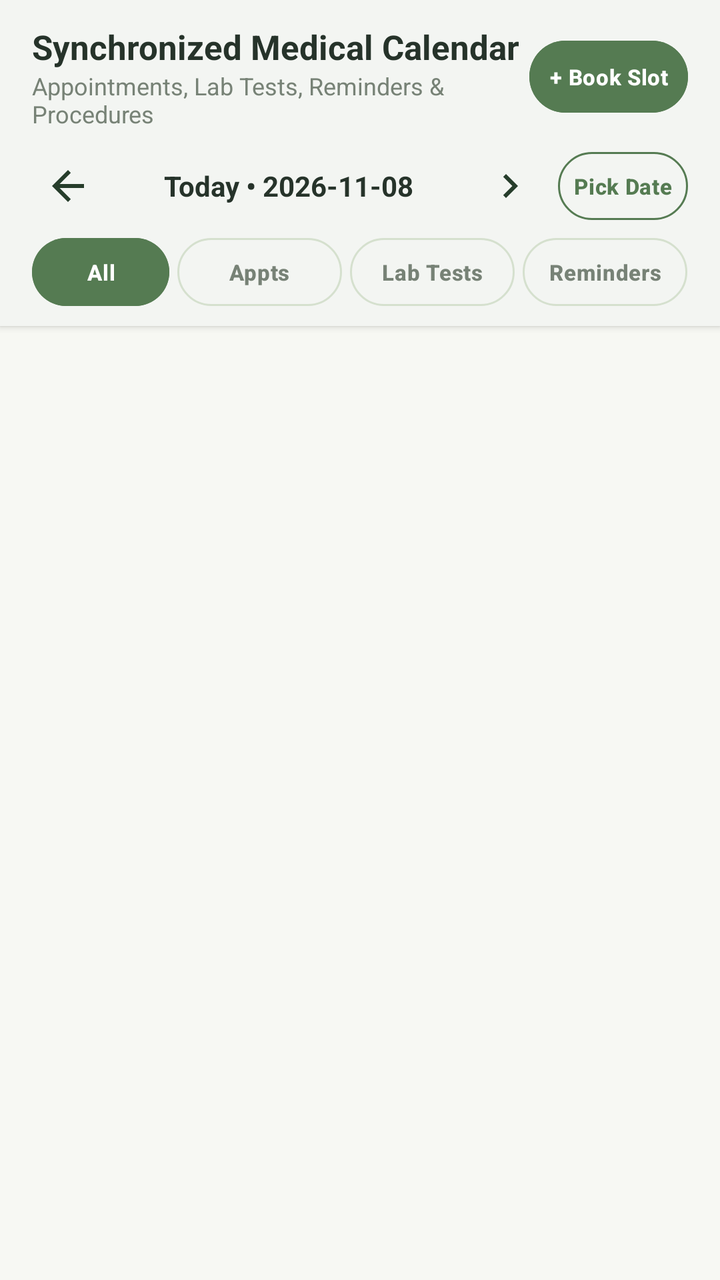
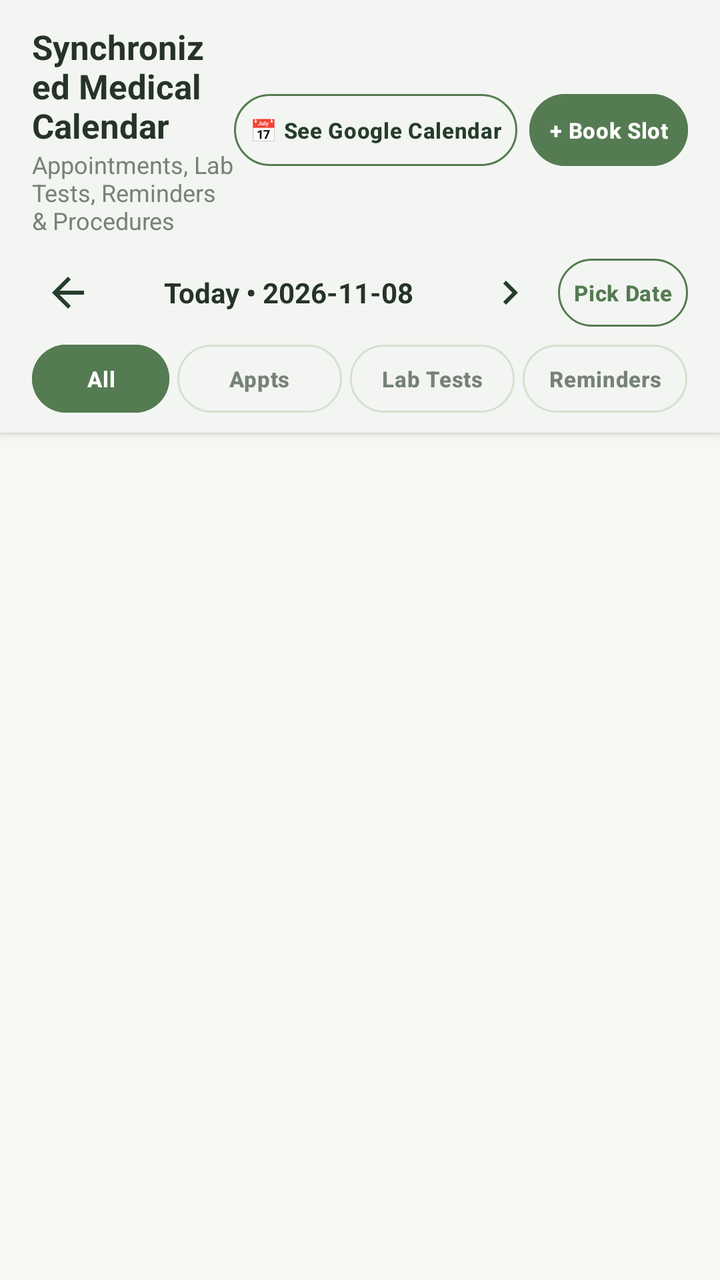

Screens rendered from an Android XML layout before and after an edit, with the pre-edit source and the edit as a unified diff.
<!-- AndroidManifest.xml: application theme Theme.AROHI -->
<!-- res/layout/fragment_unified_calendar.xml -->
<?xml version="1.0" encoding="utf-8"?>
<LinearLayout xmlns:android="http://schemas.android.com/apk/res/android"
    xmlns:app="http://schemas.android.com/apk/res-auto"
    android:layout_width="match_parent"
    android:layout_height="match_parent"
    android:background="@color/surface_background"
    android:orientation="vertical">

    
    <com.google.android.material.card.MaterialCardView
        android:layout_width="match_parent"
        android:layout_height="wrap_content"
        app:cardBackgroundColor="@color/surface_card"
        app:cardCornerRadius="0dp"
        app:cardElevation="2dp"
        app:strokeWidth="0dp">

        <LinearLayout
            android:layout_width="match_parent"
            android:layout_height="wrap_content"
            android:orientation="vertical"
            android:paddingHorizontal="16dp"
            android:paddingTop="12dp"
            android:paddingBottom="10dp">

            
            <LinearLayout
                android:layout_width="match_parent"
                android:layout_height="wrap_content"
                android:gravity="center_vertical"
                android:orientation="horizontal">

                <LinearLayout
                    android:layout_width="0dp"
                    android:layout_height="wrap_content"
                    android:layout_weight="1"
                    android:orientation="vertical">

                    <TextView
                        android:id="@+id/tvCalendarHeaderTitle"
                        android:layout_width="wrap_content"
                        android:layout_height="wrap_content"
                        android:text="Synchronized Medical Calendar"
                        android:textColor="@color/text_primary"
                        android:textSize="17sp"
                        android:textStyle="bold" />

                    <TextView
                        android:id="@+id/tvCalendarHeaderSub"
                        android:layout_width="wrap_content"
                        android:layout_height="wrap_content"
                        android:text="Appointments, Lab Tests, Reminders &amp; Procedures"
                        android:textColor="@color/text_secondary"
                        android:textSize="12sp" />
                </LinearLayout>

                <com.google.android.material.button.MaterialButton
                    android:id="@+id/btnBookAppointmentAction"
                    style="@style/Widget.Material3.Button"
                    android:layout_width="wrap_content"
                    android:layout_height="36dp"
                    android:backgroundTint="@color/primary_moss_green"
                    android:insetTop="0dp"
                    android:insetBottom="0dp"
                    android:minWidth="0dp"
                    android:paddingHorizontal="10dp"
                    android:text="+ Book Slot"
                    android:textColor="@color/white"
                    android:textSize="11sp" />
            </LinearLayout>

            
            <LinearLayout
                android:layout_width="match_parent"
                android:layout_height="wrap_content"
                android:layout_marginTop="10dp"
                android:gravity="center_vertical"
                android:orientation="horizontal">

                <ImageButton
                    android:id="@+id/btnCalendarPrevDay"
                    android:layout_width="36dp"
                    android:layout_height="36dp"
                    android:background="?attr/selectableItemBackgroundBorderless"
                    android:src="@drawable/ic_arrow_back"
                    app:tint="@color/deep_forest_green" />

                <TextView
                    android:id="@+id/tvSelectedDateDisplay"
                    android:layout_width="0dp"
                    android:layout_height="wrap_content"
                    android:layout_weight="1"
                    android:gravity="center"
                    android:text="Today • 2026-11-08"
                    android:textColor="@color/text_primary"
                    android:textSize="14sp"
                    android:textStyle="bold" />

                <ImageButton
                    android:id="@+id/btnCalendarNextDay"
                    android:layout_width="36dp"
                    android:layout_height="36dp"
                    android:background="?attr/selectableItemBackgroundBorderless"
                    android:src="@drawable/ic_chevron_right"
                    app:tint="@color/deep_forest_green" />

                <com.google.android.material.button.MaterialButton
                    android:id="@+id/btnPickSpecificDate"
                    style="@style/Widget.Material3.Button.OutlinedButton"
                    android:layout_width="wrap_content"
                    android:layout_height="34dp"
                    android:layout_marginStart="6dp"
                    android:insetTop="0dp"
                    android:insetBottom="0dp"
                    android:minWidth="0dp"
                    android:paddingHorizontal="8dp"
                    android:text="Pick Date"
                    android:textColor="@color/primary_moss_green"
                    android:textSize="11sp"
                    app:strokeColor="@color/primary_moss_green" />
            </LinearLayout>

            
            <LinearLayout
                android:layout_width="match_parent"
                android:layout_height="wrap_content"
                android:layout_marginTop="8dp"
                android:gravity="center"
                android:orientation="horizontal">

                <com.google.android.material.button.MaterialButton
                    android:id="@+id/btnFilterAllEvents"
                    style="@style/Widget.Material3.Button"
                    android:layout_width="0dp"
                    android:layout_height="34dp"
                    android:layout_marginEnd="4dp"
                    android:layout_weight="1"
                    android:backgroundTint="@color/primary_moss_green"
                    android:insetTop="0dp"
                    android:insetBottom="0dp"
                    android:maxLines="1"
                    android:minWidth="0dp"
                    android:paddingHorizontal="4dp"
                    android:text="All"
                    android:textColor="@color/white"
                    android:textSize="11sp" />

                <com.google.android.material.button.MaterialButton
                    android:id="@+id/btnFilterAppointments"
                    style="@style/Widget.Material3.Button.OutlinedButton"
                    android:layout_width="0dp"
                    android:layout_height="34dp"
                    android:layout_marginEnd="4dp"
                    android:layout_weight="1.2"
                    android:insetTop="0dp"
                    android:insetBottom="0dp"
                    android:maxLines="1"
                    android:minWidth="0dp"
                    android:paddingHorizontal="4dp"
                    android:text="Appts"
                    android:textColor="@color/text_secondary"
                    android:textSize="11sp"
                    app:strokeColor="@color/border_stroke" />

                <com.google.android.material.button.MaterialButton
                    android:id="@+id/btnFilterLabTests"
                    style="@style/Widget.Material3.Button.OutlinedButton"
                    android:layout_width="0dp"
                    android:layout_height="34dp"
                    android:layout_marginEnd="4dp"
                    android:layout_weight="1.2"
                    android:insetTop="0dp"
                    android:insetBottom="0dp"
                    android:maxLines="1"
                    android:minWidth="0dp"
                    android:paddingHorizontal="4dp"
                    android:text="Lab Tests"
                    android:textColor="@color/text_secondary"
                    android:textSize="11sp"
                    app:strokeColor="@color/border_stroke" />

                <com.google.android.material.button.MaterialButton
                    android:id="@+id/btnFilterReminders"
                    style="@style/Widget.Material3.Button.OutlinedButton"
                    android:layout_width="0dp"
                    android:layout_height="34dp"
                    android:layout_weight="1.2"
                    android:insetTop="0dp"
                    android:insetBottom="0dp"
                    android:maxLines="1"
                    android:minWidth="0dp"
                    android:paddingHorizontal="4dp"
                    android:text="Reminders"
                    android:textColor="@color/text_secondary"
                    android:textSize="11sp"
                    app:strokeColor="@color/border_stroke" />
            </LinearLayout>
        </LinearLayout>
    </com.google.android.material.card.MaterialCardView>

    
    <FrameLayout
        android:layout_width="match_parent"
        android:layout_height="match_parent"
        android:paddingHorizontal="16dp"
        android:paddingTop="12dp">

        <LinearLayout
            android:id="@+id/layoutCalendarEmpty"
            android:layout_width="match_parent"
            android:layout_height="wrap_content"
            android:layout_gravity="center"
            android:gravity="center"
            android:orientation="vertical"
            android:padding="20dp"
            android:visibility="gone">

            <ImageView
                android:layout_width="60dp"
                android:layout_height="60dp"
                android:src="@drawable/ic_calendar"
                app:tint="@color/soft_sage" />

            <TextView
                android:layout_width="wrap_content"
                android:layout_height="wrap_content"
                android:layout_marginTop="10dp"
                android:text="No Scheduled Events"
                android:textColor="@color/text_primary"
                android:textSize="16sp"
                android:textStyle="bold" />

            <TextView
                android:id="@+id/tvCalendarEmptySub"
                android:layout_width="wrap_content"
                android:layout_height="wrap_content"
                android:layout_marginTop="4dp"
                android:gravity="center"
                android:text="No consultations, lab tests, or clinical reminders for this date."
                android:textColor="@color/text_secondary"
                android:textSize="12sp" />
        </LinearLayout>

        <androidx.recyclerview.widget.RecyclerView
            android:id="@+id/rvCalendarEvents"
            android:layout_width="match_parent"
            android:layout_height="match_parent"
            android:clipToPadding="false"
            android:paddingBottom="24dp" />
    </FrameLayout>
</LinearLayout>
<!-- resources referenced by this layout -->
<resources>
  <color name="border_stroke">#D5E0CE</color>
  <color name="deep_forest_green">#263D2B</color>
  <color name="primary_moss_green">#557B52</color>
  <color name="soft_sage">#AFC2A1</color>
  <color name="surface_background">#F7F8F3</color>
  <color name="surface_card">#FFFFFF</color>
  <color name="text_primary">#26332A</color>
  <color name="text_secondary">#778276</color>
  <color name="white">#FFFFFF</color>
  <!-- drawable ic_arrow_back (drawable) -->
  <?xml version="1.0" encoding="utf-8"?>
  <vector xmlns:android="http://schemas.android.com/apk/res/android"
      android:width="24dp"
      android:height="24dp"
      android:viewportWidth="24"
      android:viewportHeight="24">
      <path
          android:fillColor="#26332A"
          android:pathData="M20,11H7.83l5.59,-5.59L12,4l-8,8l8,8l1.41,-1.41L7.83,13H20V11z" />
  </vector>
  <!-- drawable ic_calendar (drawable) -->
  <?xml version="1.0" encoding="utf-8"?>
  <vector xmlns:android="http://schemas.android.com/apk/res/android"
      android:width="24dp"
      android:height="24dp"
      android:viewportWidth="24"
      android:viewportHeight="24">
      <path
          android:fillColor="#557B52"
          android:pathData="M19,4h-1V2h-2v2H8V2H6v2H5C3.89,4 3.01,4.9 3.01,6L3,20c0,1.1 0.89,2 2,2h14c1.1,0 2,-0.9 2,-2V6C21,4.9 20.1,4 19,4zM19,20H5V10h14V20zM19,8H5V6h14V8zM7,12h5v5H7V12z" />
  </vector>
  <!-- drawable ic_chevron_right (drawable) -->
  <?xml version="1.0" encoding="utf-8"?>
  <vector xmlns:android="http://schemas.android.com/apk/res/android"
      android:width="24dp"
      android:height="24dp"
      android:viewportWidth="24"
      android:viewportHeight="24">
      <path
          android:fillColor="#557B52"
          android:pathData="M10,6L8.59,7.41L13.17,12l-4.58,4.59L10,18l6,-6z" />
  </vector>
  <color name="pale_mint">#E8EFE2</color>
  <color name="secondary_sage">#819B75</color>
  <color name="status_emergency">#C94B4B</color>
  <color name="status_emergency_bg">#FDECEC</color>
  <color name="warm_ivory">#F7F8F3</color>
  <style name="Widget.AROHI.Button.Primary" parent="Widget.Material3.Button">
          <item name="android:minHeight">@dimen/button_height</item>
          <item name="android:textColor">@color/white</item>
          <item name="android:textSize">15sp</item>
          <item name="android:textStyle">bold</item>
          <item name="android:letterSpacing">0.02</item>
          <item name="backgroundTint">@color/primary_moss_green</item>
          <item name="cornerRadius">@dimen/input_corner_radius</item>
          <item name="elevation">0dp</item>
      </style>
  <style name="Widget.AROHI.Card" parent="Widget.Material3.CardView.Elevated">
          <item name="cardBackgroundColor">@color/surface_card</item>
          <item name="cardCornerRadius">@dimen/radius_md</item>
          <item name="cardElevation">@dimen/card_elevation</item>
          <item name="strokeColor">@color/border_stroke</item>
          <item name="strokeWidth">@dimen/card_stroke_width</item>
      </style>
  <dimen name="button_height">54dp</dimen>
  <dimen name="input_corner_radius">12dp</dimen>
  <dimen name="radius_md">16dp</dimen>
  <dimen name="card_elevation">2dp</dimen>
  <dimen name="card_stroke_width">1dp</dimen>
  <!-- unchanged entries left out for length: 2 -->
</resources>

<!-- the commit's change to res/layout/fragment_unified_calendar.xml (unified diff, before → after) -->
@@ -53,6 +53,22 @@
                         android:textColor="@color/text_secondary"
                         android:textSize="12sp" />
                 </LinearLayout>
+
+                <com.google.android.material.button.MaterialButton
+                    android:id="@+id/btnOpenGoogleCalendarTheme"
+                    style="@style/Widget.Material3.Button.OutlinedButton"
+                    android:layout_width="wrap_content"
+                    android:layout_height="36dp"
+                    android:layout_marginEnd="6dp"
+                    android:insetTop="0dp"
+                    android:insetBottom="0dp"
+                    android:minWidth="0dp"
+                    android:paddingHorizontal="8dp"
+                    android:text="📅 See Google Calendar"
+                    android:textColor="@color/deep_forest_green"
+                    android:textSize="11sp"
+                    android:textStyle="bold"
+                    app:strokeColor="@color/border_focused" />
 
                 <com.google.android.material.button.MaterialButton
                     android:id="@+id/btnBookAppointmentAction"
<!-- resource entries referenced after the edit -->
@@ -1,5 +1,6 @@
 <!-- resources referenced by this layout -->
 <resources>
+  <color name="border_focused">#557B52</color>
   <color name="border_stroke">#D5E0CE</color>
   <color name="deep_forest_green">#263D2B</color>
   <color name="primary_moss_green">#557B52</color>
